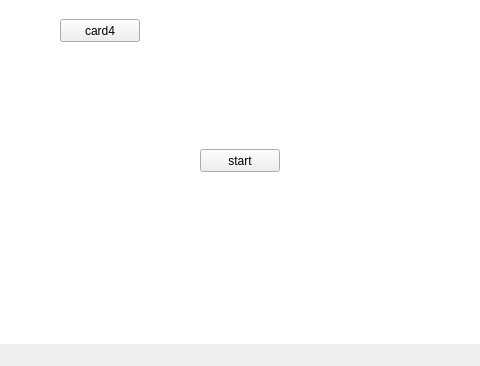
Above: otherwindow.ui from E24054180/project2 before the change; both pictures show x 660 to 1140 and y 341 to 707 of the 1299 by 707 pixel window. Below: the same form after it.
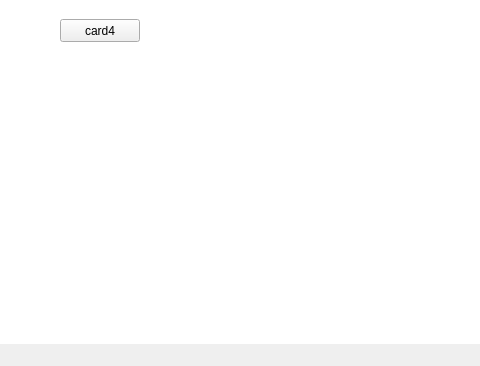
That is the form after the change.

What changed in the file:
```diff
--- a/otherwindow.ui
+++ b/otherwindow.ui
@@ -63,19 +63,6 @@
      <string>card4</string>
     </property>
    </widget>
-   <widget class="QPushButton" name="start">
-    <property name="geometry">
-     <rect>
-      <x>860</x>
-      <y>490</y>
-      <width>80</width>
-      <height>23</height>
-     </rect>
-    </property>
-    <property name="text">
-     <string>start</string>
-    </property>
-   </widget>
    <widget class="QPushButton" name="card1">
     <property name="geometry">
      <rect>
```
